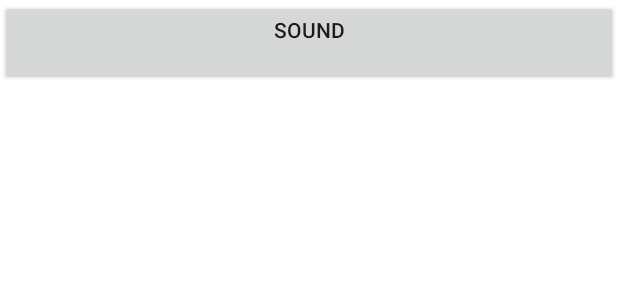
After one commit to shubhanktiwari/Pustak, an Android app: the layout main_activity.xml on its own in the app's theme, with its tools: preview values and no code run, on a phone screen of 412 x 824 dp. The commit adds this screen. Shown: the top 300 px of the screen. Run offline under Robolectric (Android 15) with nearby library versions, the phone set to English and light mode, and no system bars.

Commit message:
bug fixes

```diff
--- a/app/src/main/assets/pustak_data.txt
+++ b/app/src/main/assets/pustak_data.txt
@@ -1,7 +1,7 @@
 {
  "page0":{
      "imagPath":"page0.jpg",
-     "descriptionStr":"fgdfg"
+     "descriptionStr":"गोस्वामी तुलसीदासजी कृत महाकाव्य श्रीरामचरितमानस मूल अवधी भाषा में हिन्दी में भावार्थ सहित यहाँ उपलब्ध है। इंटरनेट की दुनिया में वेबदुनिया ने यह महाकाव्य पहली बार साइट पर उपलब्ध कराया है। यह प्रयास धर्मार्थ किया गया है। इसका उद्देश्य जन-जन की प्रिय श्रीरामचरितमानस से इंटरनेट के पाठकों को भी जोड़ना है। नीचे इस महाकाव्य के सभी काण्डों की लिंक दी है। आप जिस भी काण्ड का अध्ययन करना चाहते हैं उसकी लिंक पर क्लिक करें।"
  },
   "page1":{
      "imagPath":"",
--- /dev/null
+++ b/app/src/main/res/layout/main_activity.xml
@@ -0,0 +1,33 @@
+<?xml version="1.0" encoding="utf-8"?>
+<LinearLayout xmlns:android="http://schemas.android.com/apk/res/android"
+    android:orientation="vertical" android:layout_width="match_parent"
+    android:background="@android:color/white"
+    android:layout_height="match_parent">
+    <LinearLayout
+        android:id="@+id/header_id"
+        android:layout_width="match_parent"
+        android:orientation="horizontal"
+        android:layout_gravity="center_horizontal"
+        android:gravity="center_horizontal"
+        android:layout_weight="0.07"
+        android:background="@android:color/white"
+        android:layout_height="0dp">
+        <Button
+            android:id="@+id/sound_id"
+            android:layout_width="0dp"
+            android:layout_weight="0.50"
+            android:text="Sound"
+            android:layout_gravity="center_horizontal"
+            android:gravity="center_horizontal"
+            android:layout_height="match_parent" />
+
+    </LinearLayout>
+    <LinearLayout
+        android:id="@+id/content_id"
+        android:layout_width="match_parent"
+        android:background="@android:color/white"
+        android:orientation="vertical"
+        android:layout_weight="0.93"
+       android:layout_height="0dp"></LinearLayout>
+
+</LinearLayout>
```
Also changed, not shown: app/src/main/java/projects/mobiinfant/pustak/ui/activity/FlipHorizontalLayoutActivity.java (+36 -3 lines).
